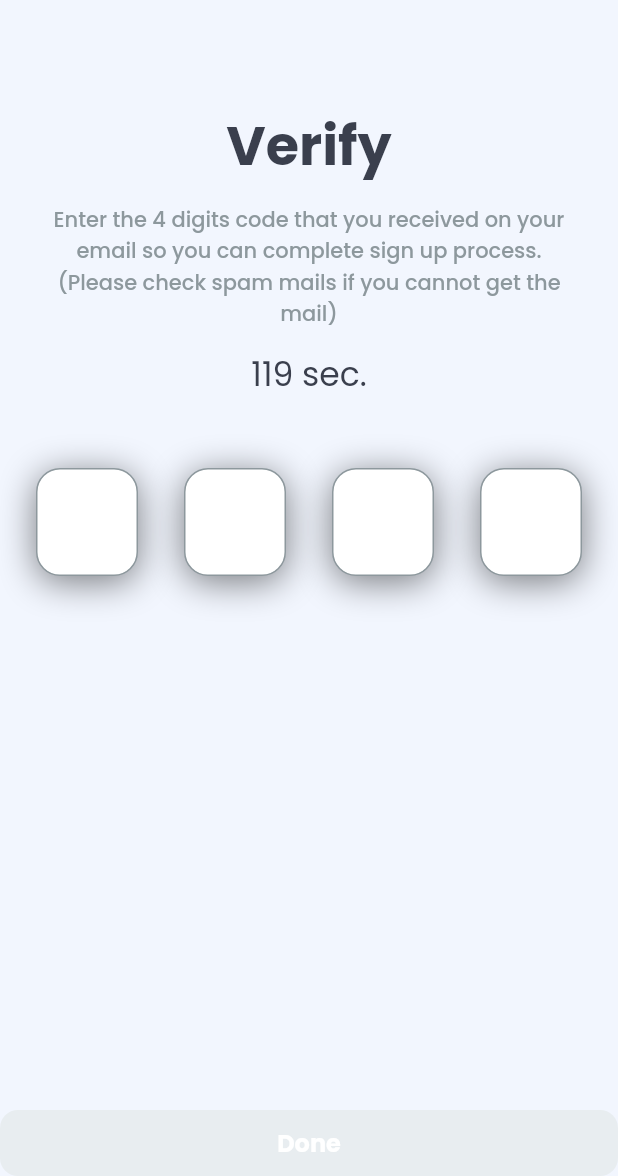
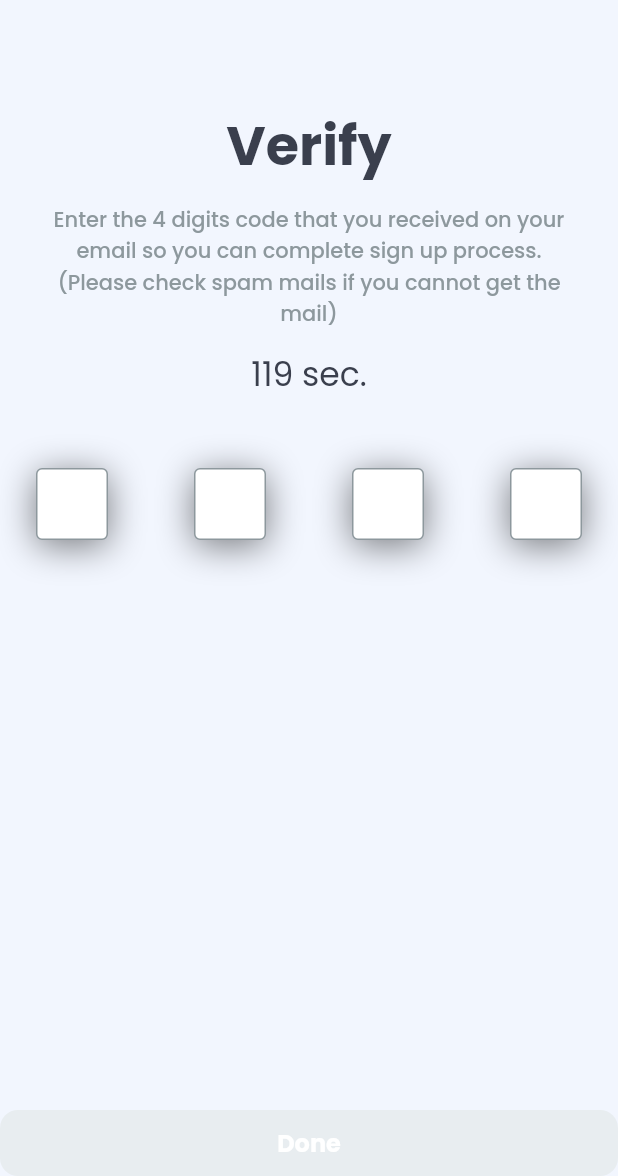
Before and after one commit to IamKhuk/SamEdu, a Flutter app: the VerificationScreen screen opened directly with empty values, on a phone screen of 412 x 824 dp, the part 60-1236 px from its top. Run offline on Flutter 3.47's test engine with Material 2 defaults, Android fonts, the phone set to English and light mode, and no system bars; our stand-ins replace flutter_svg, pinput, shared_preferences; accounts and stored records are empty; project files that could hold a hidden picture were left out.

Commit message:
Signup screen & verification screen fixed

```diff
--- a/lib/src/ui/auth/verification_screen.dart
+++ b/lib/src/ui/auth/verification_screen.dart
@@ -9,13 +9,11 @@ import '../menu/main_screen.dart';
 import 'login_screen.dart';
 
 class VerificationScreen extends StatefulWidget {
-  final String username;
   final String email;
   final String password;
 
   const VerificationScreen({
     Key? key,
-    required this.username,
     required this.email,
     required this.password,
   }) : super(key: key);
@@ -54,7 +52,7 @@ class _VerificationScreenState extends State<VerificationScreen> {
   final BoxDecoration pinPutDecoration = BoxDecoration(
     color: AppTheme.white,
     border: Border.all(color: AppTheme.gray),
-    borderRadius: BorderRadius.circular(16),
+    borderRadius: BorderRadius.circular(4),
     boxShadow: [
       BoxShadow(
         offset: const Offset(0, 4),
@@ -168,8 +166,8 @@ class _VerificationScreenState extends State<VerificationScreen> {
                       : Container(),
                   const SizedBox(height: 40),
                   PinPut(
-                    eachFieldWidth: 68,
-                    eachFieldHeight: 72,
+                    eachFieldWidth: 48,
+                    eachFieldHeight: 48,
                     withCursor: false,
                     fieldsCount: 4,
                     onSubmit: (String pin) {
@@ -182,7 +180,7 @@ class _VerificationScreenState extends State<VerificationScreen> {
                     followingFieldDecoration: pinPutDecoration,
                     pinAnimationType: PinAnimationType.scale,
                     textStyle: const TextStyle(
-                      fontSize: 24,
+                      fontSize: 18,
                       fontWeight: FontWeight.w600,
                       fontFamily: AppTheme.fontFamily,
                       height: 1.4,
```
Also changed, not shown: lib/src/dialog/bottom_dialog.dart (+28 -6 lines), lib/src/ui/auth/signup_screen.dart (+10 -14 lines), assets/images/failed.png, assets/images/onboarding_01.png, assets/images/onboarding_02.png, assets/images/onboarding_03.png, assets/images/success.png.
